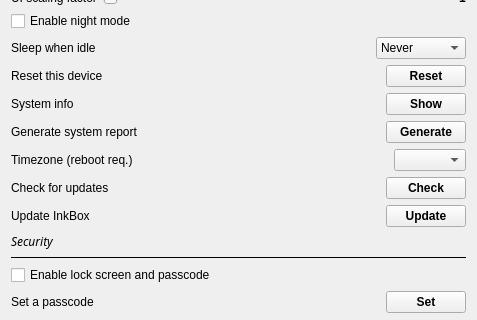
Quill-OS/quill, file settings.ui: the form before one commit; both pictures show x 0 to 477 and y 116 to 436 of the 477 by 833 pixel window.
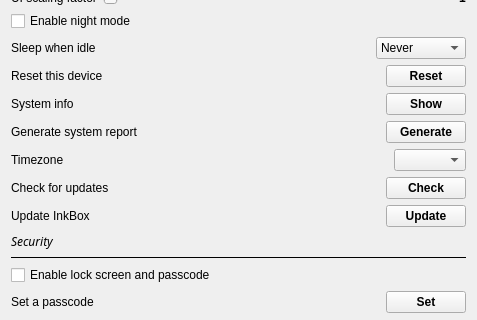
The form after the commit. The open tabs and pages were chosen to show the change.

Commit message: Improve logging; timezone fix

```diff
--- a/settings.ui
+++ b/settings.ui
@@ -48,8 +48,8 @@
          <rect>
           <x>0</x>
           <y>0</y>
-          <width>463</width>
-          <height>632</height>
+          <width>457</width>
+          <height>657</height>
          </rect>
         </property>
         <layout class="QVBoxLayout" name="verticalLayout_4">
@@ -1054,7 +1054,7 @@
                  <item row="0" column="0">
                   <widget class="QLabel" name="label_11">
                    <property name="text">
-                    <string>Timezone (reboot req.)</string>
+                    <string>Timezone</string>
                    </property>
                   </widget>
                  </item>
```
The commit also changes 11 other files.
